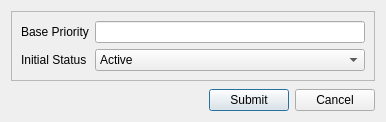
The window that plugins/RenderingPipelinePlugin/assets/submissionDialog.ui (compix/MetadataManager) describes before a commit, drawn with Qt 5.
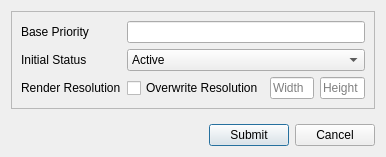
The same window after the commit. Icons and pictures are not drawn.

Commit message: StandardListView optional move up, down triggers; support custom rendering resolution, minor adjustments

What changed in the file:
```diff
--- a/plugins/RenderingPipelinePlugin/assets/submissionDialog.ui
+++ b/plugins/RenderingPipelinePlugin/assets/submissionDialog.ui
@@ -10,7 +10,7 @@
     <x>0</x>
     <y>0</y>
     <width>386</width>
-    <height>122</height>
+    <height>157</height>
    </rect>
   </property>
   <property name="windowTitle">
@@ -66,6 +66,56 @@
           </item>
          </widget>
         </item>
+        <item row="2" column="0">
+         <widget class="QLabel" name="label_3">
+          <property name="text">
+           <string>Render Resolution</string>
+          </property>
+         </widget>
+        </item>
+        <item row="2" column="1">
+         <layout class="QHBoxLayout" name="horizontalLayout_2">
+          <item>
+           <widget class="QCheckBox" name="overwriteResCheckBox">
+            <property name="text">
+             <string>Overwrite Resolution</string>
+            </property>
+           </widget>
+          </item>
+          <item>
+           <widget class="QLineEdit" name="resXEdit">
+            <property name="toolTip">
+             <string>Resolution X</string>
+            </property>
+            <property name="inputMask">
+             <string/>
+            </property>
+            <property name="text">
+             <string/>
+            </property>
+            <property name="placeholderText">
+             <string>Width</string>
+            </property>
+           </widget>
+          </item>
+          <item>
+           <widget class="QLineEdit" name="resYEdit">
+            <property name="toolTip">
+             <string>Resolution Y</string>
+            </property>
+            <property name="inputMask">
+             <string/>
+            </property>
+            <property name="text">
+             <string/>
+            </property>
+            <property name="placeholderText">
+             <string>Height</string>
+            </property>
+           </widget>
+          </item>
+         </layout>
+        </item>
        </layout>
       </item>
      </layout>
```
The commit also changes 8 other files.
